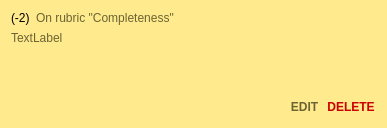
Before: the Qt Designer form TurboGrade/ui/commentcard.ui in wassgha/TurboGrade, drawn with Qt 5.
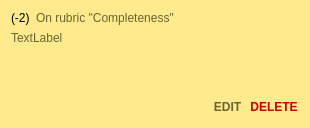
After: the same form once the commit is applied.

Diff of the .ui file:
```diff
--- a/TurboGrade/ui/commentcard.ui
+++ b/TurboGrade/ui/commentcard.ui
@@ -6,7 +6,7 @@
    <rect>
     <x>0</x>
     <y>0</y>
-    <width>387</width>
+    <width>310</width>
     <height>128</height>
    </rect>
   </property>
```
